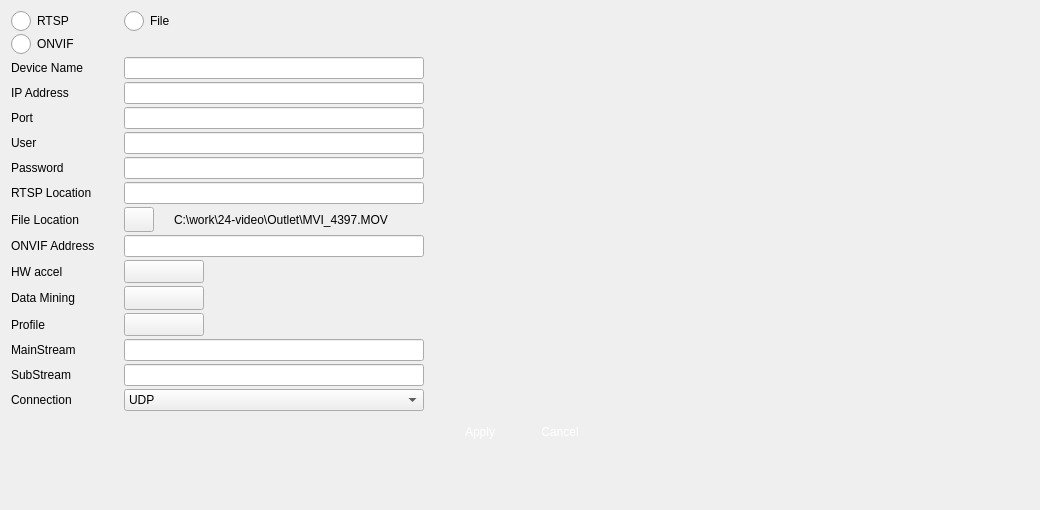
This is veapp/main/vsccameraadd.ui in linkingvision/rapidvms as Qt 5 draws it before an edit. The edited form follows.
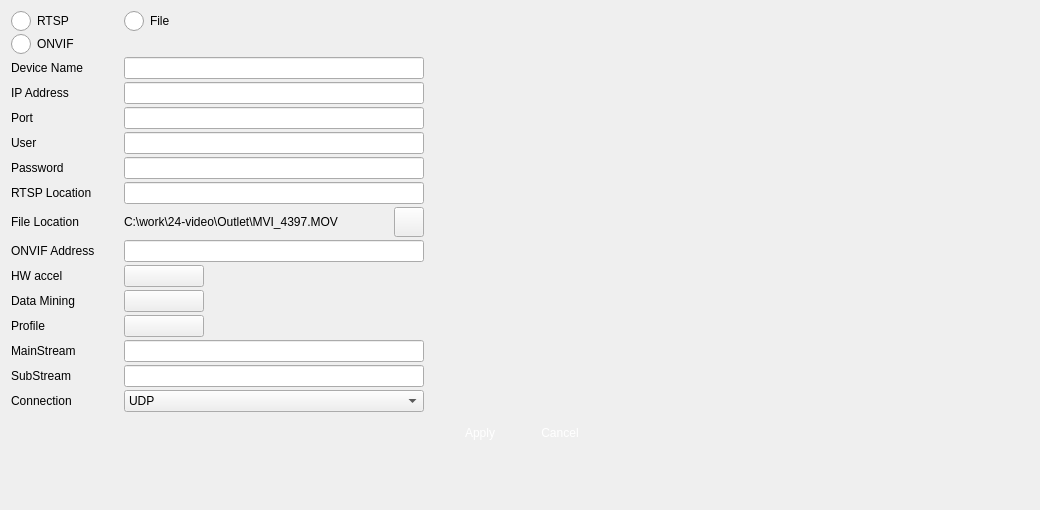
This is the edited form. Icons and pictures are not drawn. Custom widgets are drawn as their Qt base class.

Commit message: readd vipc

```diff
--- a/veapp/main/vsccameraadd.ui
+++ b/veapp/main/vsccameraadd.ui
@@ -303,18 +303,34 @@
          <property name="spacing">
           <number>20</number>
          </property>
+         <item>
+          <widget class="QLabel" name="fileLoc">
+           <property name="maximumSize">
+            <size>
+             <width>270</width>
+             <height>16777215</height>
+            </size>
+           </property>
+           <property name="text">
+            <string>C:\work\24-video\Outlet\MVI_4397.MOV</string>
+           </property>
+           <property name="wordWrap">
+            <bool>true</bool>
+           </property>
+          </widget>
+         </item>
          <item>
           <widget class="QPushButton" name="pushButtonFile">
            <property name="minimumSize">
             <size>
              <width>30</width>
-             <height>25</height>
+             <height>30</height>
             </size>
            </property>
            <property name="maximumSize">
             <size>
              <width>30</width>
-             <height>25</height>
+             <height>30</height>
             </size>
            </property>
            <property name="styleSheet">
@@ -335,27 +351,11 @@
            <property name="iconSize">
             <size>
              <width>28</width>
-             <height>23</height>
+             <height>28</height>
             </size>
            </property>
           </widget>
          </item>
-         <item>
-          <widget class="QLabel" name="fileLoc">
-           <property name="maximumSize">
-            <size>
-             <width>270</width>
-             <height>16777215</height>
-            </size>
-           </property>
-           <property name="text">
-            <string>C:\work\24-video\Outlet\MVI_4397.MOV</string>
-           </property>
-           <property name="wordWrap">
-            <bool>true</bool>
-           </property>
-          </widget>
-         </item>
         </layout>
        </item>
        <item row="19" column="0">
```
Left out of the diff: 2 changed lines with no effect on the pictures. The commit also changes 2 other files.
